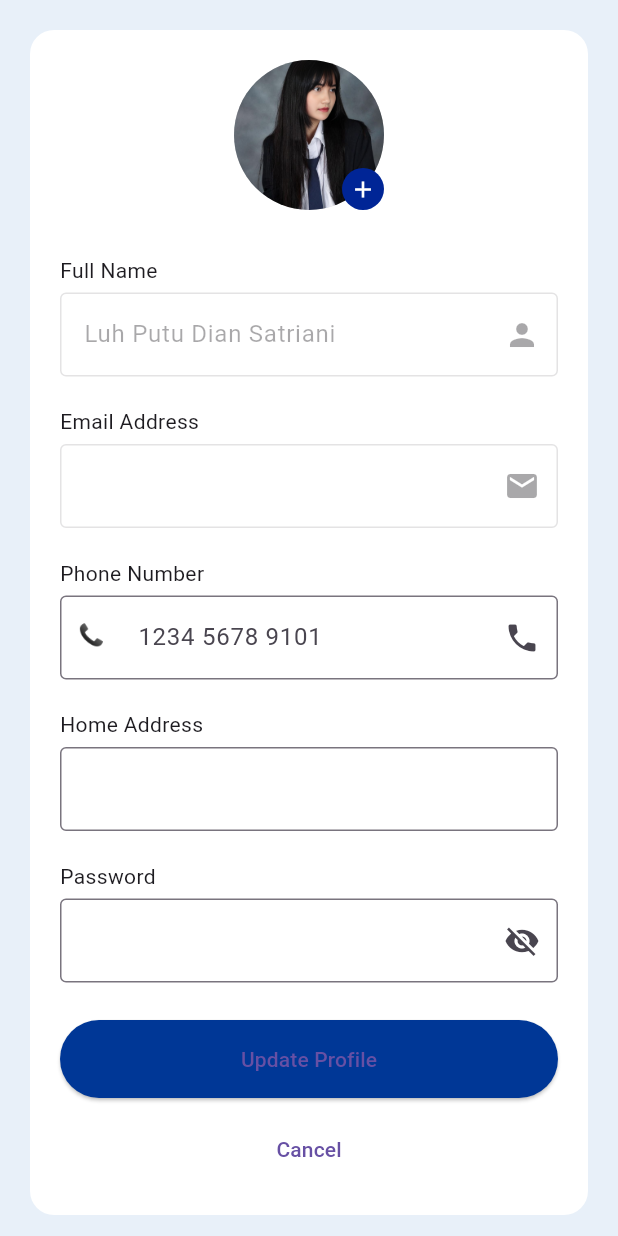
After one commit to dyan736/mobilebanking, a Flutter app: the ProfilePage screen opened directly, on a phone screen of 412 x 824 dp. The commit adds this screen. Run offline on Flutter 3.47's test engine with Material 3 defaults, Android fonts, the phone set to English and light mode, and no system bars; our stand-ins replace shared_preferences; accounts and stored records are empty.

Commit message:
all fitur

```diff
--- a/lib/pages/login_page.dart
+++ b/lib/pages/login_page.dart
@@ -1,5 +1,6 @@
 import 'package:flutter/material.dart';
 import 'main_menu_page.dart';
+import 'package:shared_preferences/shared_preferences.dart';
 
 class LoginPage extends StatelessWidget {
   final _formKey = GlobalKey<FormState>();
@@ -121,8 +122,20 @@ class LoginPage extends StatelessWidget {
                         SizedBox(
                           width: double.infinity,
                           child: ElevatedButton(
-                            onPressed: () {
+                            onPressed: () async {
                               if (_formKey.currentState!.validate()) {
+                                String username = _usernameController.text;
+                                String password = _passwordController.text;
+
+                                // Cek apakah username dan password sesuai
+                                if (username ==
+                                        'dian.satriani@student.undiksha.ac.id' &&
+                                    password == 'admin123') {
+                                  // Simpan username ke SharedPreferences
+                                  SharedPreferences prefs =
+                                      await SharedPreferences.getInstance();
+                                  await prefs.setString('username', username);
+                                  await prefs.setString('password', password);
                                   // Proses login dan navigasi ke Homepage
                                   Navigator.push(
                                     context,
@@ -130,6 +143,38 @@ class LoginPage extends StatelessWidget {
                                       builder: (context) => MainMenuPage(),
                                     ),
                                   );
+                                } else {
+                                  String errorMessage = '';
+                                  if (username !=
+                                      'dian.satriani@student.undiksha.ac.id') {
+                                    errorMessage = 'Username salah';
+                                  }
+                                  if (password != 'admin123') {
+                                    errorMessage =
+                                        errorMessage.isEmpty
+                                            ? 'Password salah'
+                                            : '$errorMessage dan password salah';
+                                  }
+
+                                  // Tampilkan pesan error
+                                  showDialog(
+                                    context: context,
+                                    builder: (context) {
+                                      return AlertDialog(
+                                        title: Text('Login Gagal'),
+                                        content: Text(errorMessage),
+                                        actions: <Widget>[
+                                          TextButton(
+                                            onPressed: () {
+                                              Navigator.of(context).pop();
+                                            },
+                                            child: Text('OK'),
+                                          ),
+                                        ],
+                                      );
+                                    },
+                                  );
+                                }
                               }
                             },
                             style: ElevatedButton.styleFrom(
--- /dev/null
+++ b/lib/pages/profile_page.dart
@@ -0,0 +1,199 @@
+import 'package:flutter/material.dart';
+import 'package:shared_preferences/shared_preferences.dart';
+
+class ProfilePage extends StatefulWidget {
+  @override
+  _ProfilePageState createState() => _ProfilePageState();
+}
+
+class _ProfilePageState extends State<ProfilePage> {
+  String email = "";
+  String password = "";
+  bool _obscurePassword = true;
+
+  final String fullName = "Luh Putu Dian Satriani";
+  final TextEditingController _addressController = TextEditingController();
+  final TextEditingController _phoneController = TextEditingController();
+
+  @override
+  void initState() {
+    super.initState();
+    _loadLoginData();
+  }
+
+  _loadLoginData() async {
+    SharedPreferences prefs = await SharedPreferences.getInstance();
+    setState(() {
+      email = prefs.getString('username')!;
+      password = prefs.getString('password')!;
+    });
+  }
+
+  @override
+  Widget build(BuildContext context) {
+    return Scaffold(
+      backgroundColor: Color(0xFFE8F0F9),
+      body: SafeArea(
+        child: Center(
+          child: SingleChildScrollView(
+            padding: const EdgeInsets.all(20),
+            child: Container(
+              padding: const EdgeInsets.all(20),
+              decoration: BoxDecoration(
+                color: Colors.white,
+                borderRadius: BorderRadius.circular(16),
+              ),
+              child: Column(
+                mainAxisSize: MainAxisSize.min,
+                children: [
+                  // Profile Picture
+                  Stack(
+                    alignment: Alignment.bottomRight,
+                    children: [
+                      CircleAvatar(
+                        radius: 50,
+                        backgroundColor: Colors.grey.shade300,
+                        backgroundImage: AssetImage('assets/profile.jpg'),
+                      ),
+                      CircleAvatar(
+                        radius: 14,
+                        backgroundColor: const Color.fromARGB(255, 0, 37, 150),
+                        child: Icon(Icons.add, size: 18, color: Colors.white),
+                      ),
+                    ],
+                  ),
+                  const SizedBox(height: 30),
+
+                  // Full Name
+                  Align(
+                    alignment: Alignment.centerLeft,
+                    child: Text("Full Name"),
+                  ),
+                  const SizedBox(height: 5),
+                  TextFormField(
+                    initialValue: fullName,
+                    enabled: false,
+                    decoration: InputDecoration(
+                      border: OutlineInputBorder(),
+                      suffixIcon: Icon(Icons.person),
+                    ),
+                  ),
+                  const SizedBox(height: 20),
+
+                  // Email
+                  Align(
+                    alignment: Alignment.centerLeft,
+                    child: Text("Email Address"),
+                  ),
+                  const SizedBox(height: 5),
+                  TextFormField(
+                    initialValue: email,
+                    enabled: false,
+                    decoration: InputDecoration(
+                      border: OutlineInputBorder(),
+                      suffixIcon: Icon(Icons.email),
+                    ),
+                  ),
+                  const SizedBox(height: 20),
+
+                  // Phone Number
+                  Align(
+                    alignment: Alignment.centerLeft,
+                    child: Text("Phone Number"),
+                  ),
+                  const SizedBox(height: 5),
+                  TextFormField(
+                    controller: _phoneController,
+                    keyboardType: TextInputType.phone,
+                    decoration: InputDecoration(
+                      prefixIcon: Padding(
+                        padding: const EdgeInsets.all(12),
+                        child: Text("📞"),
+                      ),
+                      hintText: "1234 5678 9101",
+                      border: OutlineInputBorder(),
+                      suffixIcon: Icon(Icons.phone),
+                    ),
+                  ),
+                  const SizedBox(height: 20),
+
+                  // Home Address
+                  Align(
+                    alignment: Alignment.centerLeft,
+                    child: Text("Home Address"),
+                  ),
+                  const SizedBox(height: 5),
+                  TextFormField(
+                    controller: _addressController,
+                    decoration: InputDecoration(
+                      hintText: "",
+                      border: OutlineInputBorder(),
+                    ),
+                  ),
+                  const SizedBox(height: 20),
+
+                  // Password
+                  Align(
+                    alignment: Alignment.centerLeft,
+                    child: Text("Password"),
+                  ),
+                  const SizedBox(height: 5),
+                  TextFormField(
+                    initialValue: password,
+                    obscureText: _obscurePassword,
+                    decoration: InputDecoration(
+                      border: OutlineInputBorder(),
+                      suffixIcon: IconButton(
+                        icon: Icon(
+                          _obscurePassword
+                              ? Icons.visibility_off
+                              : Icons.visibility,
+                        ),
+                        onPressed: () {
+                          setState(() {
+                            _obscurePassword = !_obscurePassword;
+                          });
+                        },
+                      ),
+                    ),
+                  ),
+                  const SizedBox(height: 25),
+
+                  // Buttons
+                  Row(
+                    children: [
+                      Expanded(
+                        child: ElevatedButton(
+                          style: ElevatedButton.styleFrom(
+                            backgroundColor: const Color.fromARGB(
+                              255,
+                              0,
+                              55,
+                              150,
+                            ),
+                            padding: EdgeInsets.symmetric(vertical: 16),
+                          ),
+                          onPressed: () {
+                            // Tambahkan aksi update profile di sini
+                          },
+                          child: Text("Update Profile"),
+                        ),
+                      ),
+                    ],
+                  ),
+                  const SizedBox(height: 10),
+                  TextButton(
+                    onPressed: () {
+                      Navigator.pop(context);
+                    },
+                    child: Text("Cancel"),
+                  ),
+                ],
+              ),
+            ),
+          ),
+        ),
+      ),
+    );
+  }
+}
--- a/pubspec.yaml
+++ b/pubspec.yaml
@@ -9,6 +9,7 @@ environment:
 dependencies:
   flutter:
     sdk: flutter
+  shared_preferences: ^2.0.15
 
 dev_dependencies:
   flutter_test:
```
Also changed, not shown: lib/pages/main_menu_page.dart (+242 -85 lines), lib/pages/mutasi_page.dart (added, +125 -0 lines), pubspec.lock, 1 other file. Lines whose indentation alone changed are shown as unchanged.
